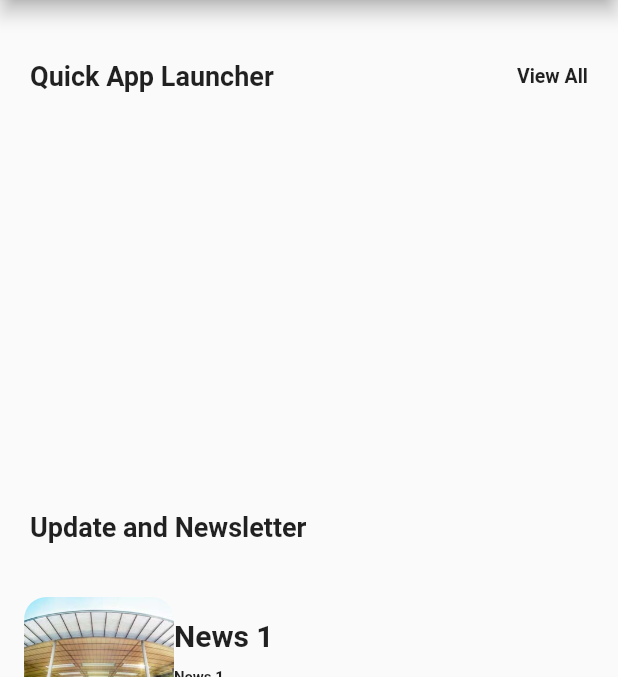
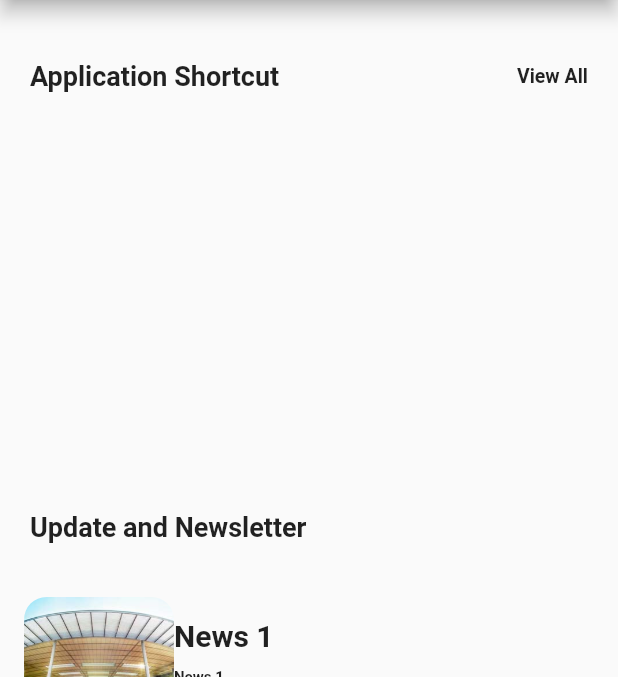
Before and after one commit to haqimhaslee/utpinme, a Flutter app: the screen it shows after launch, on a phone screen of 412 x 824 dp, the part 84-761 px from its top. Run offline on Flutter 3.47's test engine with Material 2 defaults, Android fonts, the phone set to English and light mode, and no system bars; drawn by our look-alikes of google_nav_bar; missing offline and left inert: gridview_menu.

Commit message:
UPDATE - "pages/home.dart"- ChildContent

```diff
--- a/lib/pages/home.dart
+++ b/lib/pages/home.dart
@@ -41,7 +41,7 @@ class _HomeState extends State<Home> {
                 mainAxisAlignment: MainAxisAlignment.spaceBetween,
                 children: [
                   Text(
-                    "Quick App Launcher",
+                    "Application Shortcut",
                     style: TextStyle(fontWeight: FontWeight.bold, fontSize: 18),
                   ),
                   Text(
```
